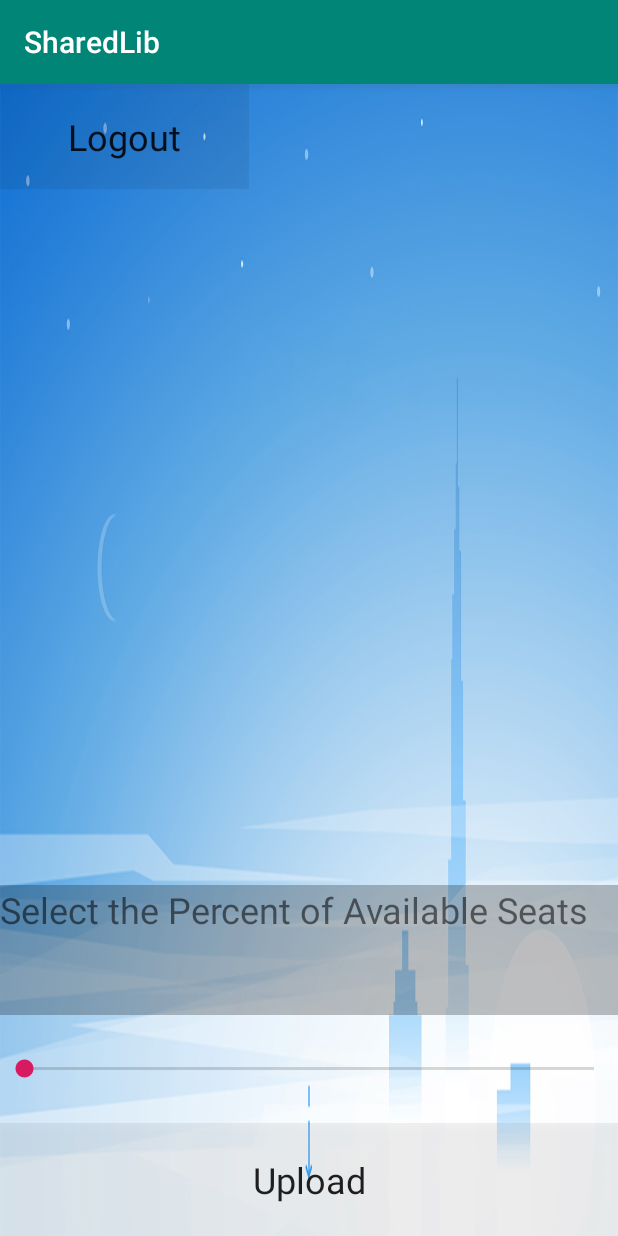
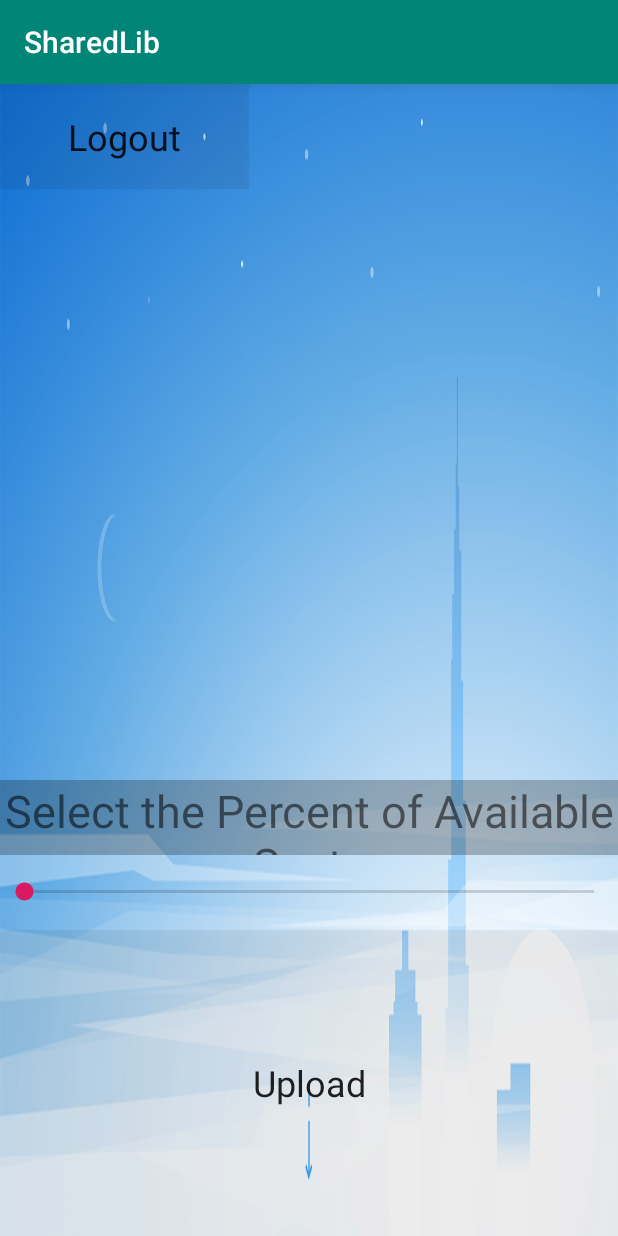
Before and after one commit to DeepDarkFTC/SharedLib, an Android app: the LibrarySeatsActivity screen opened directly, with no data from a screen before it, after a tap on "Upload", on a phone screen of 412 x 824 dp. Run offline under Robolectric (Android 15) with nearby library versions, the phone set to English and light mode, and no system bars; our stand-ins replace Firebase (no records; nobody signed in at launch, a user with empty details on screens opened directly).

Commit message:
Modified by Weiguang Ma

```diff
--- a/app/src/main/java/com/example/sharedlib/LibrarySeatsActivity.java
+++ b/app/src/main/java/com/example/sharedlib/LibrarySeatsActivity.java
@@ -6,8 +6,8 @@ import android.util.Log;
 import android.view.View;
 import android.widget.ArrayAdapter;
 import android.widget.Button;
-import android.widget.EditText;
 import android.widget.ListView;
+import android.widget.SeekBar;
 import android.widget.TextView;
 import android.widget.Toast;
 
@@ -20,20 +20,20 @@ import com.google.firebase.database.ValueEventListener;
 import java.text.DateFormat;
 import java.text.SimpleDateFormat;
 import java.util.ArrayList;
-import java.util.Calendar;
 import java.util.Collections;
 import java.util.Date;
 
 public class LibrarySeatsActivity extends BaseActivity {
 
-    private EditText seatsPercentageEditText;
-    private Calendar calendars;
+    private SeekBar seekBar;
+    private TextView percentageTextView;
 
     private DatabaseReference mDatabase;
     private ArrayList commentList = new ArrayList<ComWithDatabase>();
 
     private ObtainCurrentDate obtainCurrentDate = new ObtainCurrentDate();
-    ;
+
+    private int seatsPercentage;
 
     @Override
     protected void onCreate(Bundle savedInstanceState) {
@@ -51,6 +51,8 @@ public class LibrarySeatsActivity extends BaseActivity {
 
         final TextView locationTextView = findViewById(R.id.information);
         locationTextView.setText(location);
+
+        percentageTextView = findViewById(R.id.progressNum);
 
         //Read from database
         mDatabase = FirebaseDatabase.getInstance().getReference();
@@ -70,7 +72,7 @@ public class LibrarySeatsActivity extends BaseActivity {
 //        };
 
         DatabaseReference ref = mDatabase.child("searchSeats").child("location").child(locationTextView.getText().toString());
-        ref.limitToFirst(10).addValueEventListener(new ValueEventListener() {
+        ref.limitToLast(10).addValueEventListener(new ValueEventListener() {
             @Override
             public void onDataChange(DataSnapshot dataSnapshot) {
                 commentList.clear();
@@ -78,7 +80,7 @@ public class LibrarySeatsActivity extends BaseActivity {
 //                    String content = postSnapshot.getValue().toString();
 //                    commentList.add(content);
                     ComWithDatabase comment = postSnapshot.getValue(ComWithDatabase.class);
-                    commentList.add(comment);
+                    commentList.add(0,comment);
                 }
                 Log.d("Database content", commentList.toString());
                 Collections.reverse(commentList);   // displayed by upload date
@@ -88,10 +90,9 @@ public class LibrarySeatsActivity extends BaseActivity {
                     ComWithDatabase tempObj = (ComWithDatabase) commentList.get(i);
                     String record = "Seat occupancy: " + tempObj.getComment() + "%" + "\t" + "upload date: " + tempObj.getDate() + "\t" + "uploaded by: " + tempObj.getUser();
                     if (timeDifference(obtainCurrentDate.getDateAndTime(), tempObj.getDate()) < 1) {
-                        temp.add(record);
+                        temp.add(0,record);
                     }
                 }
-
                 ArrayAdapter<String> adapter = new ArrayAdapter<>(LibrarySeatsActivity.this, android.R.layout.simple_list_item_1, temp);
                 ListView listView = findViewById(R.id.seatsComments);
                 listView.setAdapter(adapter);
@@ -105,28 +106,38 @@ public class LibrarySeatsActivity extends BaseActivity {
             }
         });
 
-        seatsPercentageEditText = findViewById(R.id.text_seats_available_libraryseats);
+//        seatsPercentageEditText = findViewById(R.id.text_seats_available_libraryseats);
+        seekBar = findViewById(R.id.seekBar_seatsavailable_libraryseats);
+        seekBar.setOnSeekBarChangeListener(new SeekBar.OnSeekBarChangeListener() {
+            @Override
+            public void onProgressChanged(SeekBar seekBar, int i, boolean b) {
+                percentageTextView.setText(String.valueOf(i));
+            }
+
+            @Override
+            public void onStartTrackingTouch(SeekBar seekBar) {
+
+            }
+
+            @Override
+            public void onStopTrackingTouch(SeekBar seekBar) {
+                seatsPercentage = seekBar.getProgress();
+            }
+        });
 
         Button upload = findViewById(R.id.button_update_libraryseats);
         upload.setOnClickListener(new View.OnClickListener() {
             @Override
             public void onClick(View v) {
-                String seatsPercentage = seatsPercentageEditText.getText().toString();
-                int percentage = Integer.parseInt(seatsPercentage);
-                if (percentage >= 0 && percentage <= 100) {
-                    seatsPercentageEditText.setText("");
 
-                    String date = obtainCurrentDate.getDateAndTime();
-                    ComWithDatabase comment = new
-                            ComWithDatabase(userName, String.valueOf(percentage), date);
+                String date = obtainCurrentDate.getDateAndTime();
+                ComWithDatabase comment = new
+                        ComWithDatabase(userName, String.valueOf(seatsPercentage), date);
 
-                    mDatabase.child("searchSeats").child("location").child(locationTextView.getText().toString()).push().setValue(comment);
-                    Toast.makeText(LibrarySeatsActivity.this, "Upload successfully.",
-                            Toast.LENGTH_SHORT).show();
-                } else {
-                    Toast.makeText(LibrarySeatsActivity.this, "The input data should between 0 and 100",
-                            Toast.LENGTH_SHORT).show();
-                }
+                mDatabase.child("searchSeats").child("location").child(locationTextView.getText().toString()).push().setValue(comment);
+                Toast.makeText(LibrarySeatsActivity.this, "Upload successfully.",
+                        Toast.LENGTH_SHORT).show();
+
             }
         });
 
--- a/app/src/main/res/layout/activity_library_seats.xml
+++ b/app/src/main/res/layout/activity_library_seats.xml
@@ -52,7 +52,7 @@
 
     <LinearLayout
         android:layout_width="match_parent"
-        android:layout_height="370dp"
+        android:layout_height="300dp"
         android:orientation="horizontal">
 
         <ListView
@@ -69,19 +69,18 @@
         android:orientation="vertical">
 
         <TextView
-            android:id="@+id/textView3"
+            android:id="@+id/progressNum"
             android:layout_width="match_parent"
-            android:layout_height="wrap_content"
-            android:layout_weight="20"
+            android:layout_height="50dp"
             android:background="#40000000"
             android:text="Select the Percent of Available Seats"
-            android:textSize="24sp" />
+            android:textAlignment="center"
+            android:textSize="30sp" />
 
         <SeekBar
-            android:id="@+id/seekBar2"
+            android:id="@+id/seekBar_seatsavailable_libraryseats"
             android:layout_width="match_parent"
-            android:layout_height="wrap_content"
-            android:layout_weight="20" />
+            android:layout_height="50dp" />
 
         <Button
             android:id="@+id/button_update_libraryseats"
```
